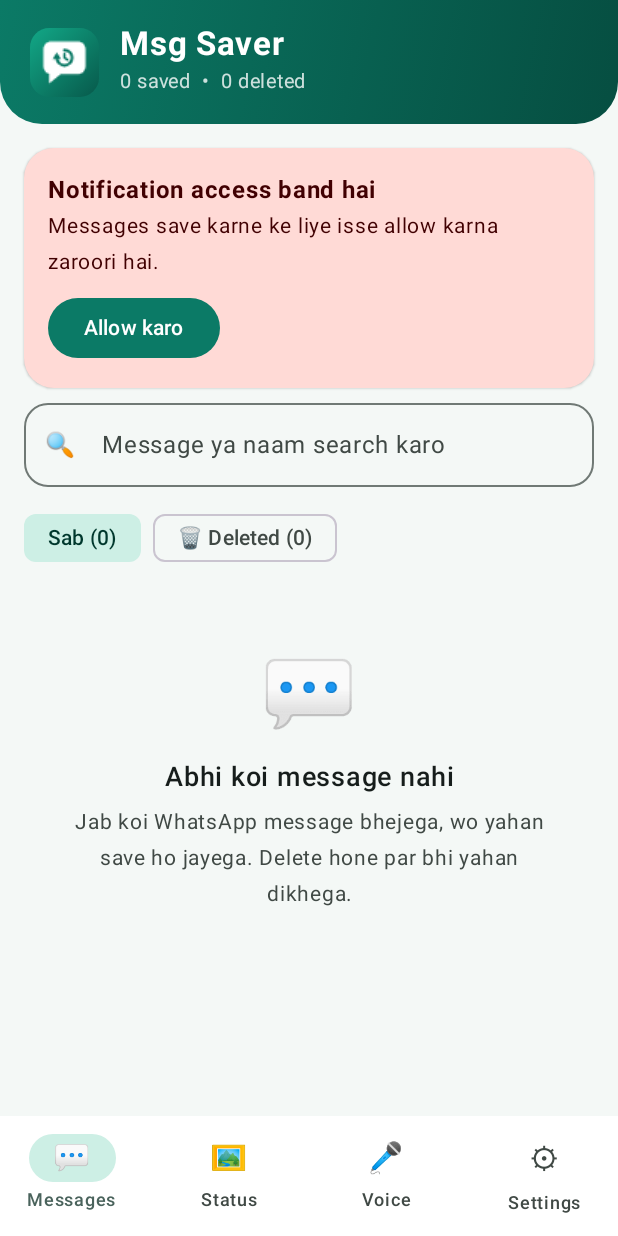
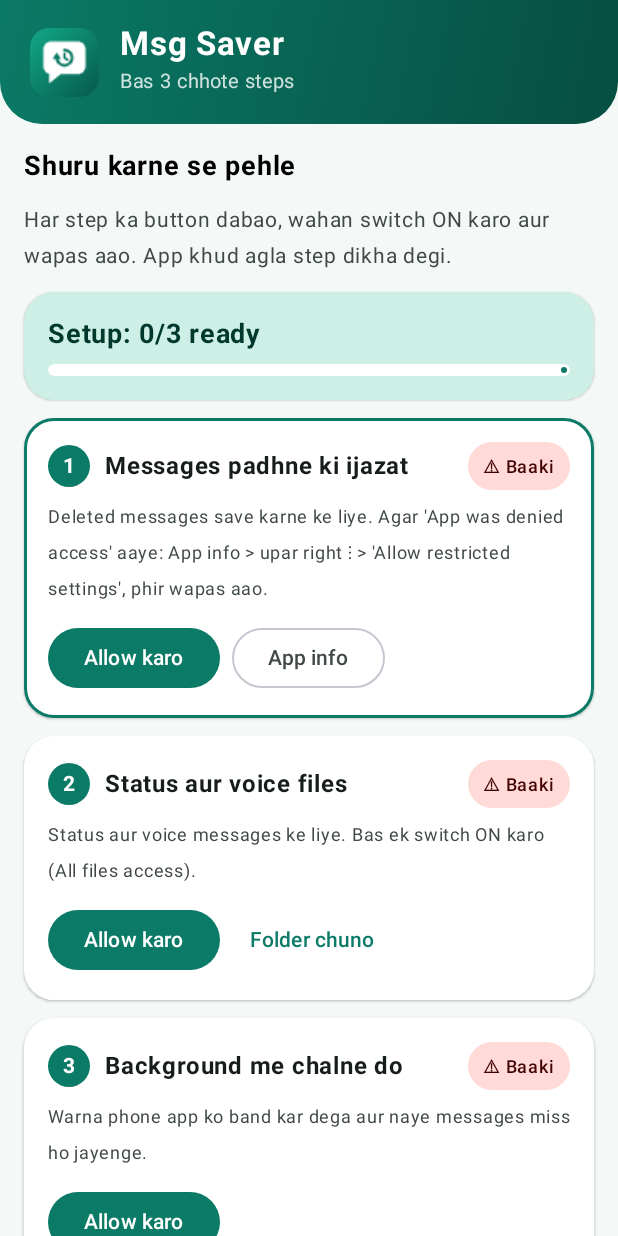
Before and after one commit to coding-world197/MsgSaver-apk, an Android app built with Jetpack Compose: the screen it shows after launch (MainActivity), on a phone screen of 412 x 824 dp. Run offline under Robolectric (Android 15) with nearby library versions, the phone set to English and light mode, and no system bars; our stand-ins replace Room's generated code; libraries missing offline, so code that uses them is left out: coil.decode; pictures from the network do not load; 1 statement that could not run was skipped.

Commit message:
Add files via upload

```diff
--- a/app/src/main/AndroidManifest.xml
+++ b/app/src/main/AndroidManifest.xml
@@ -1,6 +1,7 @@
 <?xml version="1.0" encoding="utf-8"?>
 <manifest xmlns:android="http://schemas.android.com/apk/res/android">
     <uses-permission android:name="android.permission.INTERNET" />
+    <uses-permission android:name="android.permission.MANAGE_EXTERNAL_STORAGE" />
     <uses-permission android:name="android.permission.REQUEST_IGNORE_BATTERY_OPTIMIZATIONS" />
     <application
         android:icon="@mipmap/ic_launcher"
--- a/app/src/main/java/com/example/msgsaver/Components.kt
+++ b/app/src/main/java/com/example/msgsaver/Components.kt
@@ -1,5 +1,6 @@
 package com.example.msgsaver
 
+import androidx.compose.foundation.BorderStroke
 import androidx.compose.foundation.Image
 import androidx.compose.foundation.background
 import androidx.compose.foundation.clickable
@@ -75,6 +76,7 @@ fun Avatar(name: String, size: Dp = 40.dp) {
 fun AppCard(
     modifier: Modifier = Modifier,
     container: Color = MaterialTheme.colorScheme.surface,
+    border: BorderStroke? = null,
     content: @Composable ColumnScope.() -> Unit
 ) {
     Card(
@@ -82,6 +84,7 @@ fun AppCard(
         shape = RoundedCornerShape(20.dp),
         colors = CardDefaults.cardColors(containerColor = container),
         elevation = CardDefaults.cardElevation(defaultElevation = 1.dp),
+        border = border,
         content = content
     )
 }
--- a/app/src/main/java/com/example/msgsaver/MainActivity.kt
+++ b/app/src/main/java/com/example/msgsaver/MainActivity.kt
@@ -4,6 +4,7 @@ import android.content.ComponentName
 import android.content.Context
 import android.content.Intent
 import android.net.Uri
+import android.os.Build
 import android.os.Bundle
 import android.os.PowerManager
 import android.provider.Settings
@@ -14,6 +15,7 @@ import androidx.activity.compose.rememberLauncherForActivityResult
 import androidx.activity.compose.setContent
 import androidx.activity.enableEdgeToEdge
 import androidx.activity.result.contract.ActivityResultContracts
+import androidx.compose.foundation.BorderStroke
 import androidx.compose.foundation.background
 import androidx.compose.foundation.clickable
 import androidx.compose.foundation.layout.*
@@ -64,10 +66,13 @@ fun hasNotificationAccess(ctx: Context): Boolean {
     return flat.contains(ComponentName(ctx, WhatsAppListener::class.java).flattenToString())
 }
 
-fun folderReady(ctx: Context): Boolean {
-    val s = Prefs.get(ctx).getString("tree", null) ?: return false
-    return DocumentFile.fromTreeUri(ctx, Uri.parse(s))?.canRead() == true
-}
+fun folderReady(ctx: Context): Boolean = directRoots().isNotEmpty() || safRoot(ctx) != null
+
+fun batteryReady(ctx: Context): Boolean =
+    (ctx.getSystemService(Context.POWER_SERVICE) as PowerManager).isIgnoringBatteryOptimizations(ctx.packageName)
+
+fun allSetupReady(ctx: Context): Boolean =
+    hasNotificationAccess(ctx) && folderReady(ctx) && batteryReady(ctx)
 
 /* ------------------------------ ROOT ------------------------------ */
 
@@ -78,43 +83,23 @@ fun Root() {
     val messages by dao.messages().collectAsState(initial = emptyList())
     var tab by remember { mutableIntStateOf(0) }
     var update by remember { mutableStateOf<UpdateInfo?>(null) }
+    var tick by remember { mutableIntStateOf(0) }
+    var skipped by remember { mutableStateOf(Prefs.get(ctx).getBoolean("setup_skipped", false)) }
+    LifecycleEventEffect(Lifecycle.Event.ON_RESUME) { tick++ }
+    val allReady = remember(tick) { allSetupReady(ctx) }
 
     LaunchedEffect(Unit) {
         val u = Updater.latest()
         if (u != null && u.versionCode > currentVersionCode(ctx)) update = u
     }
 
-    val tabs = listOf("💬" to "Messages", "🖼" to "Status", "🎤" to "Voice", "⚙" to "Settings")
-    val deleted = messages.count { it.isDeleted }
-    val subtitle = when (tab) {
-        0 -> "${messages.size} saved  •  $deleted deleted"
-        1 -> "Dekhe hue status safe rakho"
-        2 -> "Voice messages dobara suno"
-        else -> "Setup aur options"
-    }
-
-    Scaffold(
-        containerColor = MaterialTheme.colorScheme.background,
-        topBar = { AppHeader("Msg Saver", subtitle) },
-        bottomBar = {
-            NavigationBar(containerColor = MaterialTheme.colorScheme.surface) {
-                tabs.forEachIndexed { i, (emoji, label) ->
-                    NavigationBarItem(
-                        selected = tab == i, onClick = { tab = i },
-                        icon = { Text(emoji, fontSize = 20.sp) }, label = { Text(label) }
-                    )
-                }
-            }
-        }
-    ) { pad ->
-        Box(Modifier.padding(pad).fillMaxSize()) {
-            when (tab) {
-                0 -> MessagesScreen(messages)
-                1 -> StatusScreen()
-                2 -> VoiceScreen()
-                else -> SettingsScreen()
-            }
-        }
+    if (!allReady && !skipped) {
+        SetupWizard(onSkip = {
+            skipped = true
+            Prefs.get(ctx).edit().putBoolean("setup_skipped", true).apply()
+        })
+    } else {
+        MainScaffold(messages, tab) { tab = it }
     }
 
     update?.let { u ->
@@ -136,6 +121,64 @@ fun Root() {
             },
             dismissButton = { TextButton(onClick = { update = null }) { Text("Baad me") } }
         )
+    }
+}
+
+@Composable
+fun MainScaffold(messages: List<SavedMessage>, tab: Int, onTab: (Int) -> Unit) {
+    val tabs = listOf("💬" to "Messages", "🖼" to "Status", "🎤" to "Voice", "⚙" to "Settings")
+    val deleted = messages.count { it.isDeleted }
+    val subtitle = when (tab) {
+        0 -> "${messages.size} saved  •  $deleted deleted"
+        1 -> "Dekhe hue status safe rakho"
+        2 -> "Voice messages dobara suno"
+        else -> "Setup aur options"
+    }
+    Scaffold(
+        containerColor = MaterialTheme.colorScheme.background,
+        topBar = { AppHeader("Msg Saver", subtitle) },
+        bottomBar = {
+            NavigationBar(containerColor = MaterialTheme.colorScheme.surface) {
+                tabs.forEachIndexed { i, (emoji, label) ->
+                    NavigationBarItem(
+                        selected = tab == i, onClick = { onTab(i) },
+                        icon = { Text(emoji, fontSize = 20.sp) }, label = { Text(label) }
+                    )
+                }
+            }
+        }
+    ) { pad ->
+        Box(Modifier.padding(pad).fillMaxSize()) {
+            when (tab) {
+                0 -> MessagesScreen(messages)
+                1 -> StatusScreen()
+                2 -> VoiceScreen()
+                else -> SettingsScreen()
+            }
+        }
+    }
+}
+
+@Composable
+fun SetupWizard(onSkip: () -> Unit) {
+    Column(
+        Modifier.fillMaxSize().background(MaterialTheme.colorScheme.background).navigationBarsPadding()
+    ) {
+        AppHeader("Msg Saver", "Bas 3 chhote steps")
+        Column(
+            Modifier.weight(1f).verticalScroll(rememberScrollState()).padding(16.dp),
+            verticalArrangement = Arrangement.spacedBy(12.dp)
+        ) {
+            Text("Shuru karne se pehle", fontSize = 18.sp, fontWeight = FontWeight.Bold)
+            Text(
+                "Har step ka button dabao, wahan switch ON karo aur wapas aao. App khud agla step dikha degi.",
+                fontSize = 14.sp, color = MaterialTheme.colorScheme.onSurfaceVariant
+            )
+            SetupSteps()
+            TextButton(onClick = onSkip, modifier = Modifier.align(Alignment.CenterHorizontally)) {
+                Text("Baad me karunga")
+            }
+        }
     }
 }
 
@@ -409,47 +452,59 @@ private const val HINT_WA =
 private const val HINT_BIZ =
     "content://com.android.externalstorage.documents/document/primary%3AAndroid%2Fmedia%2Fcom.whatsapp.w4b%2FWhatsApp%20Business%2FMedia"
 
+/** Returns a function that opens the system folder picker. Argument: true = WhatsApp Business. */
 @Composable
-fun SettingsScreen() {
+fun rememberFolderPicker(onDone: () -> Unit): (Boolean) -> Unit {
     val ctx = LocalContext.current
-    val scope = rememberCoroutineScope()
-    val cs = MaterialTheme.colorScheme
-    var tick by remember { mutableIntStateOf(0) }
-    LifecycleEventEffect(Lifecycle.Event.ON_RESUME) { tick++ }
-
-    val notifOk = remember(tick) { hasNotificationAccess(ctx) }
-    val folderOk = remember(tick) { folderReady(ctx) }
-    val batteryOk = remember(tick) {
-        (ctx.getSystemService(Context.POWER_SERVICE) as PowerManager).isIgnoringBatteryOptimizations(ctx.packageName)
-    }
-    val readyCount = listOf(notifOk, folderOk, batteryOk).count { it }
-    var custom by remember { mutableStateOf(Prefs.get(ctx).getString("custom_deleted", "") ?: "") }
-
-    val picker = rememberLauncherForActivityResult(ActivityResultContracts.OpenDocumentTree()) { uri ->
+    val launcher = rememberLauncherForActivityResult(ActivityResultContracts.OpenDocumentTree()) { uri ->
         if (uri != null) {
             ctx.contentResolver.takePersistableUriPermission(uri, Intent.FLAG_GRANT_READ_URI_PERMISSION)
             val p = Prefs.get(ctx)
             p.edit().putString("tree", uri.toString()).apply()
             if (!p.contains("enabled_at")) p.edit().putLong("enabled_at", System.currentTimeMillis()).apply()
             val root = DocumentFile.fromTreeUri(ctx, uri)
-            val looksRight = root?.findFile(".Statuses") != null || root?.findFile("WhatsApp Voice Notes") != null
+            val okNames = setOf("Media", ".Statuses", "WhatsApp Voice Notes")
+            val looksRight = root != null && (
+                (root.name ?: "") in okNames ||
+                    root.findFile(".Statuses") != null ||
+                    root.findFile("WhatsApp Voice Notes") != null
+                )
             Toast.makeText(
                 ctx,
-                if (looksRight) "Folder sahi hai ✅" else "Ye 'Media' folder nahi lag raha. Dobara choose karo.",
+                if (looksRight) "Folder sahi hai ✅" else "Ye WhatsApp ka Media folder nahi lag raha. Dobara choose karo.",
                 Toast.LENGTH_LONG
             ).show()
-            tick++
+            onDone()
         }
     }
+    return { biz -> launcher.launch(Uri.parse(if (biz) HINT_BIZ else HINT_WA)) }
+}
 
-    Column(
-        Modifier.verticalScroll(rememberScrollState()).padding(16.dp),
-        verticalArrangement = Arrangement.spacedBy(12.dp)
-    ) {
+/** The three setup cards. Used both in the first-run wizard and in Settings. */
+@Composable
+fun SetupSteps() {
+    val ctx = LocalContext.current
+    val cs = MaterialTheme.colorScheme
+    var tick by remember { mutableIntStateOf(0) }
+    LifecycleEventEffect(Lifecycle.Event.ON_RESUME) { tick++ }
+
+    val notifOk = remember(tick) { hasNotificationAccess(ctx) }
+    val filesOk = remember(tick) { folderReady(ctx) }
+    val batteryOk = remember(tick) { batteryReady(ctx) }
+    val allFiles = remember(tick) { hasAllFiles() }
+    val picker = rememberFolderPicker { tick++ }
+
+    val states = listOf(notifOk, filesOk, batteryOk)
+    val readyCount = states.count { it }
+    val current = states.indexOfFirst { !it }
+
+    Column(verticalArrangement = Arrangement.spacedBy(12.dp)) {
         AppCard(container = cs.primaryContainer) {
             Column(Modifier.padding(16.dp)) {
-                Text("Setup: $readyCount/3 ready", fontWeight = FontWeight.Bold, fontSize = 18.sp,
-                    color = cs.onPrimaryContainer)
+                Text(
+                    if (readyCount == 3) "Sab ready hai 🎉" else "Setup: $readyCount/3 ready",
+                    fontWeight = FontWeight.Bold, fontSize = 18.sp, color = cs.onPrimaryContainer
+                )
                 Spacer(Modifier.height(8.dp))
                 LinearProgressIndicator(
                     progress = { readyCount / 3f },
@@ -459,28 +514,72 @@ fun SettingsScreen() {
             }
         }
 
-        SetupCard(1, "Notification Access", notifOk, "Messages aur deleted messages save karne ke liye.") {
+        SetupCard(
+            1, "Messages padhne ki ijazat", notifOk,
+            "Deleted messages save karne ke liye. Agar 'App was denied access' aaye: App info > upar right ⋮ > 'Allow restricted settings', phir wapas aao.",
+            highlight = current == 0
+        ) {
             Button(onClick = { ctx.startActivity(Intent(Settings.ACTION_NOTIFICATION_LISTENER_SETTINGS)) }) {
-                Text("Open settings")
+                Text("Allow karo")
+            }
+            Spacer(Modifier.width(8.dp))
+            OutlinedButton(onClick = {
+                ctx.startActivity(
+                    Intent(Settings.ACTION_APPLICATION_DETAILS_SETTINGS, Uri.parse("package:${ctx.packageName}"))
+                )
+            }) { Text("App info") }
+        }
+
+        val filesHelp = when {
+            Build.VERSION.SDK_INT >= 30 && !allFiles ->
+                "Status aur voice messages ke liye. Bas ek switch ON karo (All files access)."
+            Build.VERSION.SDK_INT >= 30 && !filesOk ->
+                "Access mil gaya, par WhatsApp ka folder nahi mila. 'Folder chuno' dabao aur 'Media' folder select karo."
+            Build.VERSION.SDK_INT >= 30 -> "Access mil gaya ✅ WhatsApp aur Business dono scan honge."
+            else -> "Folder chuno: khulne wali screen me neeche 'Use this folder' dabao. Folder ka naam 'Media' hona chahiye."
+        }
+        SetupCard(2, "Status aur voice files", filesOk, filesHelp, highlight = current == 1) {
+            if (Build.VERSION.SDK_INT >= 30) {
+                Button(onClick = {
+                    ctx.startActivity(
+                        Intent(Settings.ACTION_MANAGE_APP_ALL_FILES_ACCESS_PERMISSION, Uri.parse("package:${ctx.packageName}"))
+                    )
+                }) { Text("Allow karo") }
+                Spacer(Modifier.width(8.dp))
+                TextButton(onClick = { picker(false) }) { Text("Folder chuno") }
+            } else {
+                Button(onClick = { picker(false) }) { Text("WhatsApp") }
+                Spacer(Modifier.width(8.dp))
+                OutlinedButton(onClick = { picker(true) }) { Text("Business") }
             }
         }
 
         SetupCard(
-            2, "WhatsApp folder", folderOk,
-            "Status aur voice ke liye. Khulne wali screen me neeche 'Use this folder' dabao. Folder ka naam 'Media' hona chahiye."
+            3, "Background me chalne do", batteryOk,
+            "Warna phone app ko band kar dega aur naye messages miss ho jayenge.",
+            highlight = current == 2
         ) {
-            Button(onClick = { picker.launch(Uri.parse(HINT_WA)) }) { Text("WhatsApp") }
-            Spacer(Modifier.width(8.dp))
-            OutlinedButton(onClick = { picker.launch(Uri.parse(HINT_BIZ)) }) { Text("Business") }
-        }
-
-        SetupCard(3, "Battery: Unrestricted", batteryOk, "Warna phone app ko background me band kar dega.") {
             Button(onClick = {
                 ctx.startActivity(
                     Intent(Settings.ACTION_REQUEST_IGNORE_BATTERY_OPTIMIZATIONS, Uri.parse("package:${ctx.packageName}"))
                 )
-            }) { Text("Allow") }
+            }) { Text("Allow karo") }
         }
+    }
+}
+
+@Composable
+fun SettingsScreen() {
+    val ctx = LocalContext.current
+    val scope = rememberCoroutineScope()
+    val cs = MaterialTheme.colorScheme
+    var custom by remember { mutableStateOf(Prefs.get(ctx).getString("custom_deleted", "") ?: "") }
+
+    Column(
+        Modifier.verticalScroll(rememberScrollState()).padding(16.dp),
+        verticalArrangement = Arrangement.spacedBy(12.dp)
+    ) {
+        SetupSteps()
 
         AppCard {
             Column(Modifier.padding(16.dp)) {
@@ -554,9 +653,12 @@ fun SettingsScreen() {
 }
 
 @Composable
-fun SetupCard(n: Int, title: String, ok: Boolean, help: String, actions: @Composable RowScope.() -> Unit) {
+fun SetupCard(
+    n: Int, title: String, ok: Boolean, help: String, highlight: Boolean = false,
+    actions: @Composable RowScope.() -> Unit
+) {
     val cs = MaterialTheme.colorScheme
-    AppCard {
+    AppCard(border = if (highlight) BorderStroke(2.dp, cs.primary) else null) {
         Column(Modifier.padding(16.dp)) {
             Row(verticalAlignment = Alignment.CenterVertically) {
                 Box(
```
Also changed, not shown: app/build.gradle.kts (+6 -2 lines), app/src/main/java/com/example/msgsaver/Scanner.kt (+90 -24 lines), gradle/wrapper/gradle-wrapper.properties (added), 1 other file.
